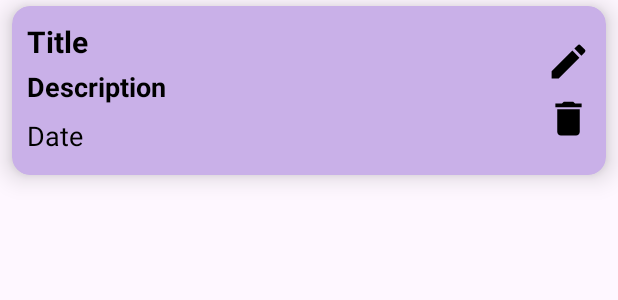
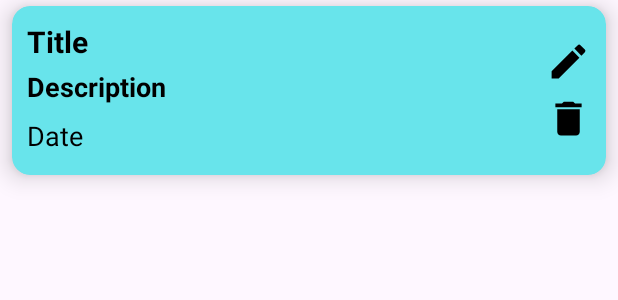
Before and after one commit to imasha63/ReminMe, an Android app: the layout view_task_layout.xml on its own in the app's theme, with its tools: preview values and no code run, on a phone screen of 412 x 824 dp. Shown: the top 300 px of the screen. Run offline under Robolectric (Android 15) with nearby library versions, the phone set to English and light mode, and no system bars.

Commit message:
change color

```diff
--- a/app/src/main/java/com/example/tasktrackr/dao/TaskDao.kt
+++ b/app/src/main/java/com/example/tasktrackr/dao/TaskDao.kt
@@ -1,3 +1,4 @@
+
 package com.example.tasktrackr.dao
 
 import androidx.room.*
--- a/app/src/main/java/com/example/tasktrackr/viewmodels/TaskViewModel.kt
+++ b/app/src/main/java/com/example/tasktrackr/viewmodels/TaskViewModel.kt
@@ -22,7 +22,7 @@ class TaskViewModel (application: Application) : AndroidViewModel(application){
         return taskRepository.deleteTask(task)
     }
 
-    // second way
+    // second wayt
     fun deleteTaskUsingId(taskId: String){
         taskRepository.deleteTaskUsingId(taskId)
     }
--- a/app/src/main/res/layout/add_task_layout.xml
+++ b/app/src/main/res/layout/add_task_layout.xml
@@ -68,7 +68,7 @@
                     android:id="@+id/edTkTitle"
                     android:layout_width="match_parent"
                     android:layout_height="69dp"
-                    android:background="@color/editColor"
+                    android:background="@color/backColor"
                     android:inputType="text" />
             </com.google.android.material.textfield.TextInputLayout>
 
@@ -84,7 +84,7 @@
                     android:id="@+id/edTkDes"
                     android:layout_width="match_parent"
                     android:layout_height="wrap_content"
-                    android:background="@color/editColor"
+                    android:background="@color/backColor"
                     android:gravity="top|start"
                     android:inputType="textMultiLine"
                     android:lines="5"
--- a/app/src/main/res/layout/update_task_layout.xml
+++ b/app/src/main/res/layout/update_task_layout.xml
@@ -64,7 +64,7 @@
                     android:id="@+id/edTkTitle"
                     android:layout_width="match_parent"
                     android:layout_height="?actionBarSize"
-                    android:background="@color/editColor"
+                    android:background="@color/backColor"
                     android:inputType="text" />
             </com.google.android.material.textfield.TextInputLayout>
 
@@ -79,7 +79,7 @@
                     android:id="@+id/edTkDes"
                     android:layout_width="match_parent"
                     android:layout_height="wrap_content"
-                    android:background="@color/editColor"
+                    android:background="@color/backColor"
                     android:gravity="top|start"
                     android:inputType="textMultiLine"
                     android:lines="5"
--- a/app/src/main/res/layout/view_task_layout.xml
+++ b/app/src/main/res/layout/view_task_layout.xml
@@ -1,19 +1,20 @@
 <?xml version="1.0" encoding="utf-8"?>
 <com.google.android.material.card.MaterialCardView xmlns:android="http://schemas.android.com/apk/res/android"
+    xmlns:app="http://schemas.android.com/apk/res-auto"
+    style="@style/CardViewStyle"
     android:layout_width="match_parent"
     android:layout_height="wrap_content"
-    style="@style/CardViewStyle"
-    xmlns:app="http://schemas.android.com/apk/res-auto"
     android:layout_marginHorizontal="8dp"
     android:layout_marginVertical="4dp"
     android:foreground="?android:attr/selectableItemBackground"
-    app:cardBackgroundColor="@color/backcolor"
+    app:cardBackgroundColor="@color/backColor"
     app:cardElevation="10dp">
 
     <RelativeLayout
         android:layout_width="match_parent"
         android:layout_height="wrap_content"
         android:layout_margin="10dp">
+
         <LinearLayout
             android:layout_width="match_parent"
             android:layout_height="wrap_content"
@@ -29,25 +30,25 @@
                 android:text="@string/title"
                 android:textColor="@color/black"
                 android:textSize="20sp"
-                android:textStyle="bold"/>
+                android:textStyle="bold" />
 
             <TextView
                 android:id="@+id/descrTxt"
                 android:layout_width="match_parent"
                 android:layout_height="wrap_content"
+                android:layout_marginVertical="4dp"
                 android:text="@string/dis"
                 android:textColor="@color/black"
-                android:layout_marginVertical="4dp"
                 android:textSize="18sp"
-                android:textStyle="bold"/>
+                android:textStyle="bold" />
 
             <TextView
                 android:id="@+id/dateTxt"
                 android:layout_width="match_parent"
                 android:layout_height="wrap_content"
+                android:layout_marginVertical="4dp"
                 android:text="@string/date"
                 android:textColor="@color/black"
-                android:layout_marginVertical="4dp"
                 android:textSize="18sp" />
 
 
@@ -62,16 +63,16 @@
             android:orientation="vertical">
 
             <ImageView
+                android:id="@+id/editIcon"
                 android:layout_width="30dp"
                 android:layout_height="30dp"
-                android:id="@+id/editIcon"
                 android:layout_marginVertical="4dp"
-                android:src="@drawable/baseline_edit_24"/>
+                android:src="@drawable/baseline_edit_24" />
 
             <ImageView
+                android:id="@+id/deleteIcon"
                 android:layout_width="30dp"
                 android:layout_height="30dp"
-                android:id="@+id/deleteIcon"
                 android:layout_marginVertical="4dp"
                 android:src="@drawable/baseline_delete_24" />
 
```
